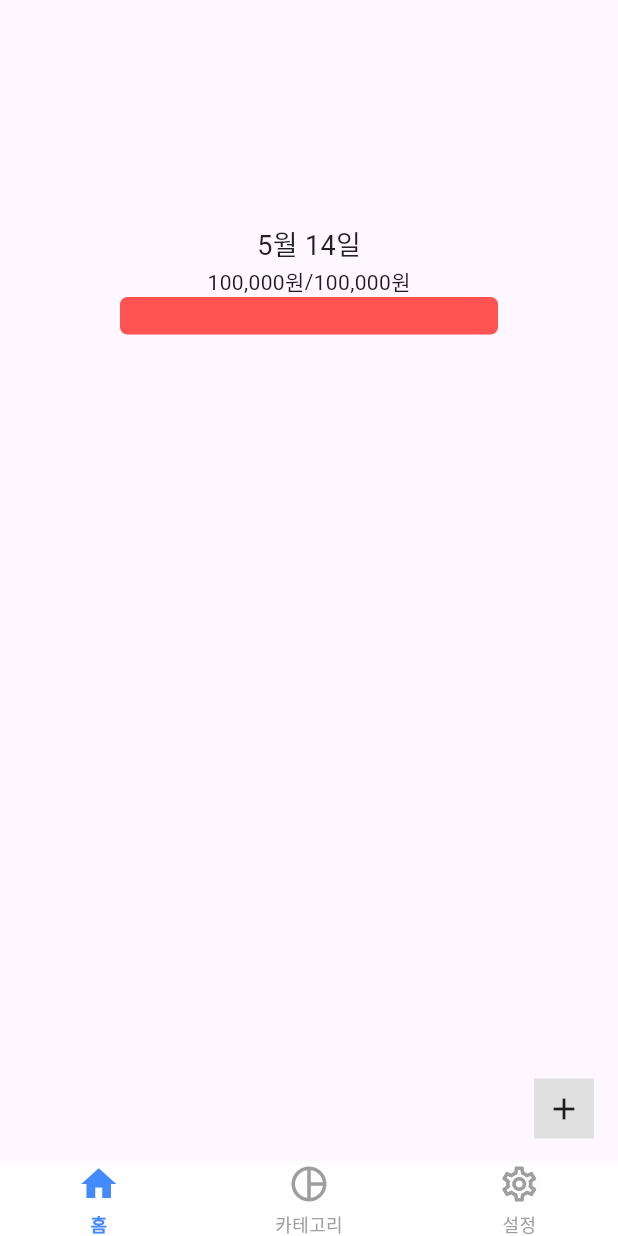
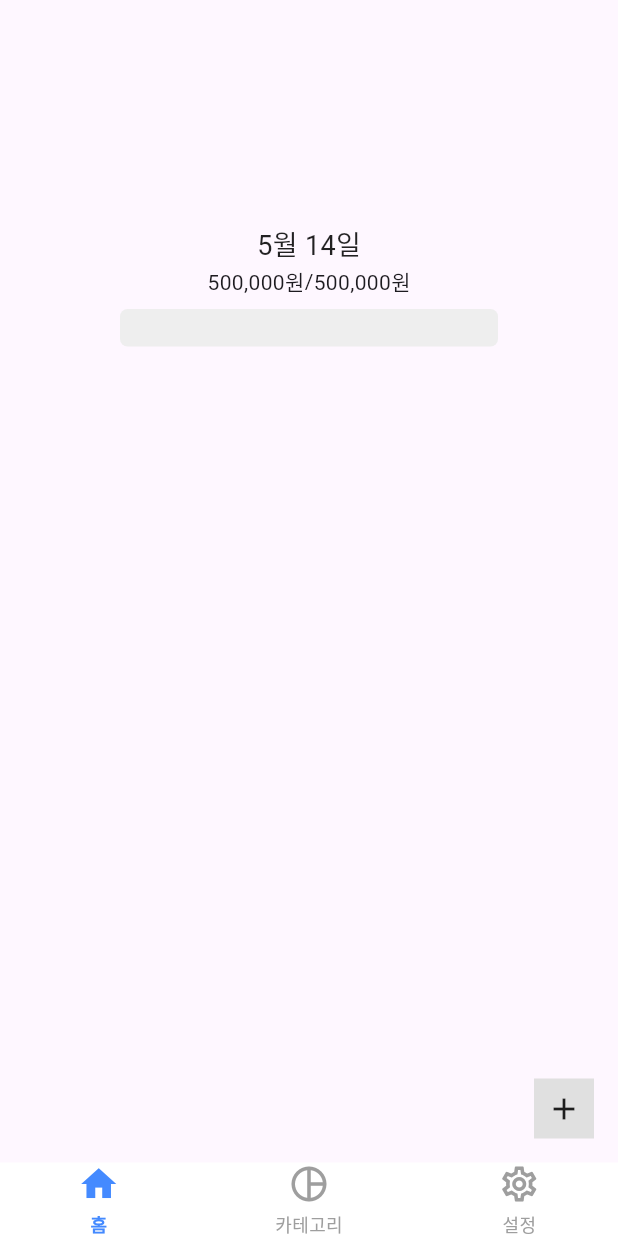
Before and after one commit to yeeeeeji/KeepMyMoney, a Flutter app: the screen it shows after launch, on a phone screen of 412 x 824 dp. Run offline on Flutter 3.47's test engine with Material 3 defaults, Android fonts, the light colour scheme and no system bars; our stand-ins replace flutter_riverpod.

Commit message:
feat: BudgetStatusTile에 budget 상태 관리 적용

```diff
--- a/keep_my_money/lib/providers/budget_notifier.dart
+++ b/keep_my_money/lib/providers/budget_notifier.dart
@@ -2,19 +2,17 @@ import 'package:flutter_riverpod/flutter_riverpod.dart';
 import 'package:keep_my_money/models/budget.dart';
 
 class BudgetNotifier extends Notifier<Budget> {
-
   @override
   Budget build() {
     final now = DateTime.now();
-    return Budget(
-      totalAmount: 500000,
-      month: now.month.toString(),
-    );
+    return Budget(totalAmount: 500000, month: now.month.toString());
   }
 
   void updateAmount(int newAmount) {
     state = state.copyWith(totalAmount: newAmount);
   }
+}
 
-  final budgetProvider = NotifierProvider<BudgetNotifier, Budget>(() => BudgetNotifier());
-}
+final budgetProvider = NotifierProvider<BudgetNotifier, Budget>(
+  () => BudgetNotifier(),
+);
--- a/keep_my_money/lib/widgets/budget_status_tile.dart
+++ b/keep_my_money/lib/widgets/budget_status_tile.dart
@@ -1,18 +1,24 @@
 import 'package:flutter/material.dart';
 import 'package:flutter_riverpod/flutter_riverpod.dart';
+import 'package:keep_my_money/providers/budget_notifier.dart';
 import 'package:keep_my_money/providers/expense_notifier.dart';
 import 'package:keep_my_money/utils/extensions.dart';
 
 class BudgetStatusTile extends ConsumerWidget {
+  const BudgetStatusTile({super.key});
 
   @override
   Widget build(BuildContext context, WidgetRef ref) {
     final expenses = ref.watch(expenseProvider);
+    final budget = ref.watch(budgetProvider);
 
-    final int totalAmount = 100000;
-    final spentAmount = expenses.fold(0, (sum, item) => sum + item.amount);
+    final int totalAmount = budget.totalAmount;
+    final int spentAmount = expenses.fold(0, (sum, item) => sum + item.amount);
     final int balance = totalAmount - spentAmount;
-    final double progress = (balance / totalAmount).clamp(0.0, 1.0);
+
+    final double progress = totalAmount == 0
+        ? 0
+        : (spentAmount / totalAmount).clamp(0.0, 1.0);
 
     return Padding(
       padding: const EdgeInsets.fromLTRB(80, 0, 80, 0),
@@ -22,11 +28,12 @@ class BudgetStatusTile extends ConsumerWidget {
             mainAxisAlignment: MainAxisAlignment.center,
             children: [
               Text(balance.toWon),
-              Text("/"),
-              Text(totalAmount.toWon)
+              const Text("/"),
+              Text(totalAmount.toWon),
             ],
           ),
-          SizedBox(child: _ProgressBar(progress: progress))
+          const SizedBox(height: 8),
+          SizedBox(child: _ProgressBar(progress: progress)),
         ],
       ),
     );
@@ -36,10 +43,7 @@ class BudgetStatusTile extends ConsumerWidget {
 class _ProgressBar extends StatelessWidget {
   final double progress;
 
-  const _ProgressBar({
-    super.key,
-    required this.progress
-  });
+  const _ProgressBar({super.key, required this.progress});
 
   @override
   Widget build(BuildContext context) {
@@ -49,11 +53,12 @@ class _ProgressBar extends StatelessWidget {
         builder: (context, constraints) {
           return Stack(
             children: [
-              _BarBase(isBackground: true, width: constraints.maxWidth,),
-              _BarBase(progress: progress, width: constraints.maxWidth,),
+              _BarBase(isBackground: true, width: constraints.maxWidth),
+              _BarBase(progress: progress, width: constraints.maxWidth),
             ],
           );
-      }),
+        },
+      ),
     );
   }
 }
@@ -73,14 +78,16 @@ class _BarBase extends StatelessWidget {
   @override
   Widget build(BuildContext context) {
     final Color barColor = isBackground
-      ? Colors.grey[200]!
-      : progress > 0.8 ? Colors.redAccent : Colors.green;
+        ? Colors.grey[200]!
+        : progress > 0.8
+        ? Colors.redAccent
+        : Colors.green;
 
     return Container(
       width: width * progress.clamp(0.0, 1.0),
       decoration: BoxDecoration(
         color: barColor,
-        borderRadius: BorderRadius.circular(5)
+        borderRadius: BorderRadius.circular(5),
       ),
     );
   }
```
Also changed, not shown: 1 other file.
